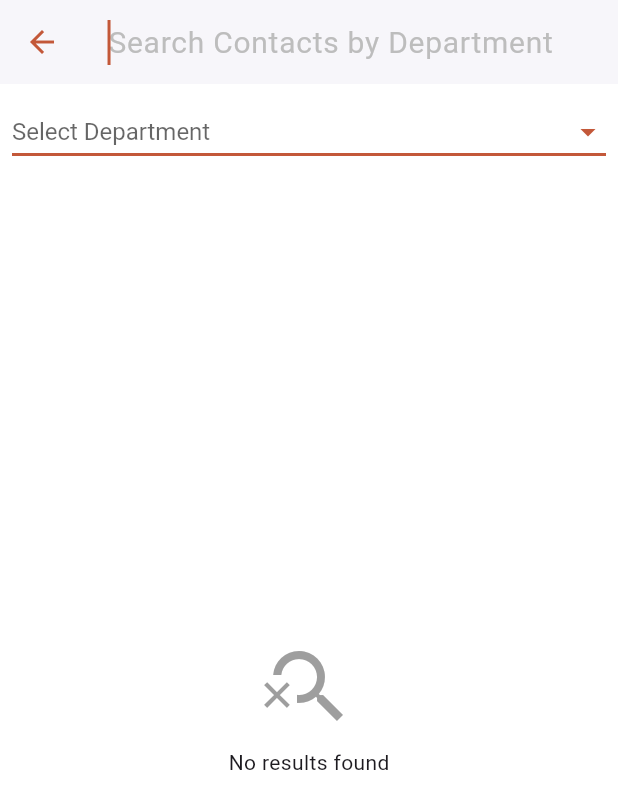
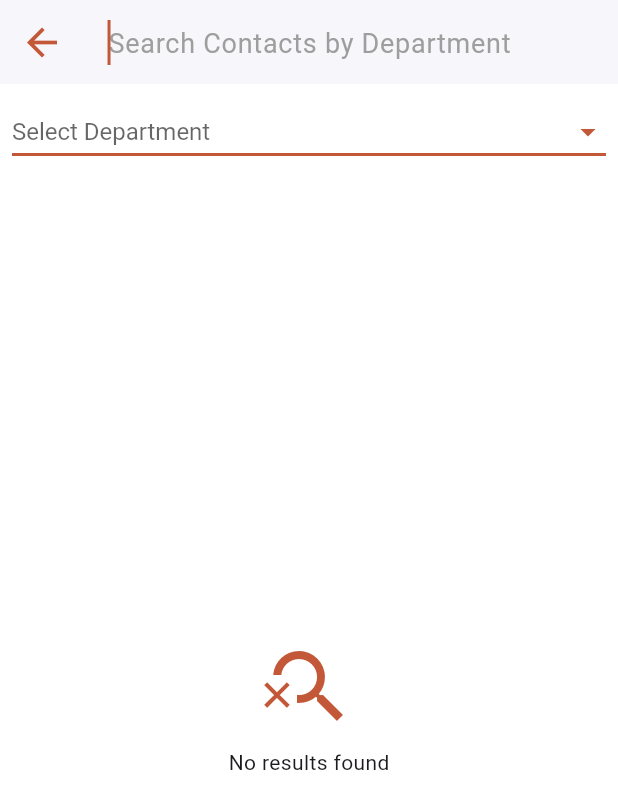
Before and after one commit to UtkarshChakrwarti/Hello-NITR-app, a Flutter app: the DepartmentSearchScreen screen opened directly, on a phone screen of 412 x 824 dp. Shown: the top 809 px of the screen. Run offline on Flutter 3.47's test engine with Material 3 defaults, Android fonts, the phone set to English and light mode, and no system bars; our stand-ins replace cached_network_image, flutter_local_notifications, flutter_secure_storage, font_awesome_flutter, infinite_scroll_pagination, loading_animation_widget and 6 more; missing offline and left inert: flutter_udid, simnumber; accounts and stored records are empty; network calls fail.

Commit message:
size and icons colour fix

```diff
--- a/lib/screens/home/department_search_screen.dart
+++ b/lib/screens/home/department_search_screen.dart
@@ -132,19 +132,25 @@ class _DepartmentSearchScreenState extends State<DepartmentSearchScreen>
     return Scaffold(
       appBar: AppBar(
         leading: IconButton(
-          icon: const Icon(Icons.arrow_back),
+          icon: const Icon(Icons.arrow_back, size: 30),
           onPressed: () => Navigator.pop(context),
         ),
         title: TextField(
           focusNode: _searchFocusNode,
           controller: _searchController,
           decoration: InputDecoration(
+            //remove default underline
+            enabledBorder: InputBorder.none,
+            focusedBorder: InputBorder.none,
             hintText: 'Search Contacts by Department',
-            border: InputBorder.none,
-            hintStyle: TextStyle(color: Colors.grey[400]),
+            hintStyle: TextStyle(
+                fontSize: 18,
+                color: Colors.grey[500],
+                fontWeight: FontWeight.normal),
             suffixIcon: _searchQuery.isNotEmpty
                 ? IconButton(
-                    icon: const Icon(Icons.clear),
+                    icon: const Icon(Icons.clear,
+                        size: 30, color: AppColors.primaryColor),
                     onPressed: () {
                       setState(() {
                         _searchQuery = '';
@@ -156,7 +162,7 @@ class _DepartmentSearchScreenState extends State<DepartmentSearchScreen>
                   )
                 : null,
           ),
-          style: const TextStyle(color: AppColors.primaryColor, fontSize: 20.0),
+          style: const TextStyle(fontSize: 20.0),
           onChanged: _onSearchChanged,
         ),
       ),
@@ -214,28 +220,12 @@ class _DepartmentSearchScreenState extends State<DepartmentSearchScreen>
                             utilityFunctions: _utilityFunctions),
                   );
                 },
-                firstPageErrorIndicatorBuilder: (context) => Center(
-                  child: Column(
-                    mainAxisAlignment: MainAxisAlignment.center,
-                    children: [
-                      const Icon(Icons.error_outline,
-                          size: 64, color: Colors.red),
-                      const SizedBox(height: 8),
-                      const Text('Something went wrong'),
-                      const SizedBox(height: 8),
-                      ElevatedButton(
-                        onPressed: () => _pagingController.refresh(),
-                        child: const Text('Try Again'),
-                      ),
-                    ],
-                  ),
-                ),
                 noItemsFoundIndicatorBuilder: (context) => Center(
                   child: Column(
                     mainAxisAlignment: MainAxisAlignment.center,
                     children: [
                       const Icon(Icons.search_off,
-                          size: 64, color: Colors.grey),
+                          size: 64, color: AppColors.primaryColor),
                       const SizedBox(height: 8),
                       const Text('No results found'),
                     ],
--- a/lib/screens/home/home_screen.dart
+++ b/lib/screens/home/home_screen.dart
@@ -138,9 +138,9 @@ class _HomeScreenState extends State<HomeScreen> with TickerProviderStateMixin {
             'Hello NITR',
             style: TextStyle(
                 color: AppColors.primaryColor,
-                fontSize: 22,
+                fontSize: 30,
                 fontFamily: 'Roboto',
-                fontWeight: FontWeight.w500),
+                fontWeight: FontWeight.w400),
           ),
           actions: [
             IconButton(
--- a/lib/screens/home/search_screen.dart
+++ b/lib/screens/home/search_screen.dart
@@ -123,7 +123,7 @@ class _SearchScreenState extends State<SearchScreen>
             hintText: 'Search users',
             hintStyle: TextStyle(
                 fontSize: 18,
-                color: Colors.grey[400],
+                color: Colors.grey[500],
                 fontWeight: FontWeight.normal),
             border: InputBorder.none,
             suffixIcon: _searchQuery.isNotEmpty
```
Also changed, not shown: lib/screens/home/widgets/contact_list.dart (+5 -2 lines).
